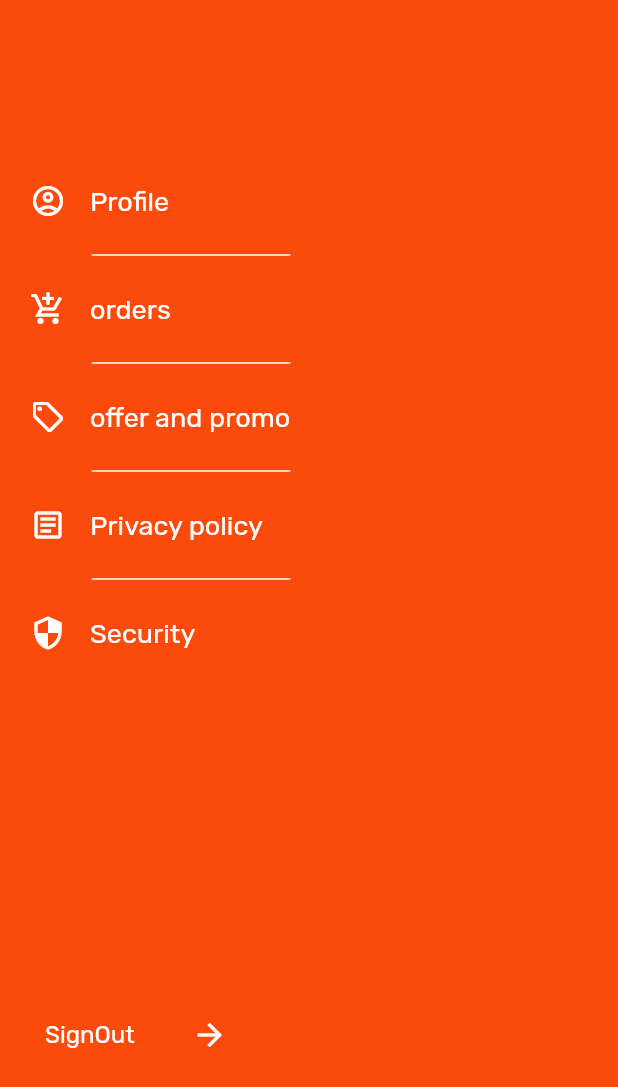
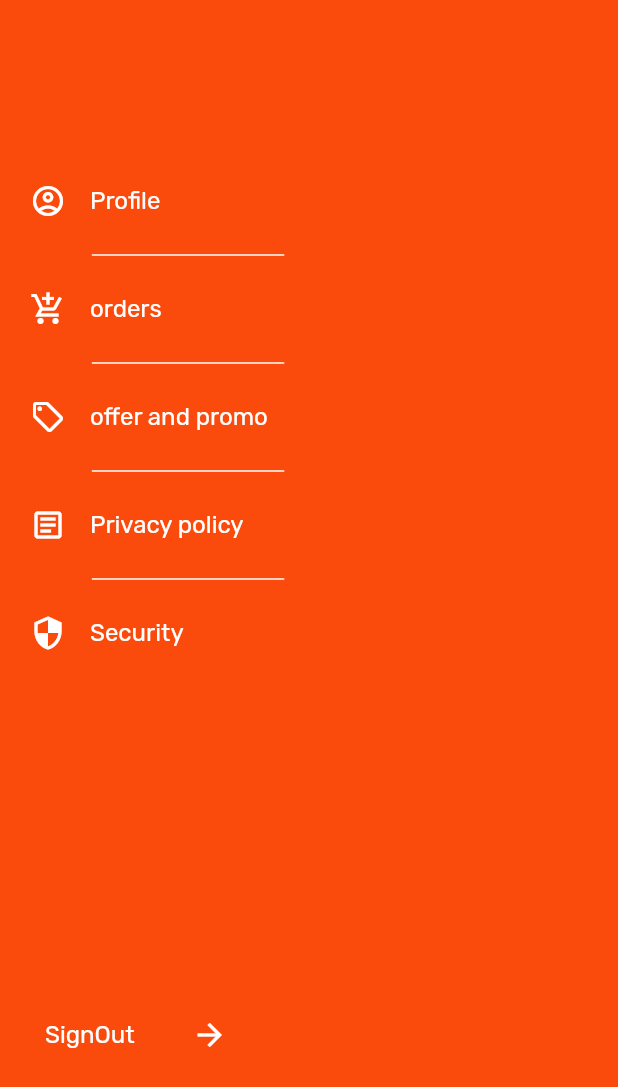
Before and after one commit to axiydev/demo_food_app, a Flutter app: the DrawerPage screen opened by its route, on a phone screen of 412 x 824 dp. Shown: the top 1087 px of the screen. Run offline on Flutter 3.47's test engine with Material 2 defaults, Android fonts, the phone set to English and light mode, and no system bars; our stand-ins replace google_fonts.

Commit message:
new_12565789

```diff
--- a/lib/pages/custom_widgets/custom_card_widget.dart
+++ b/lib/pages/custom_widgets/custom_card_widget.dart
@@ -55,7 +55,7 @@ class CustomCard extends StatelessWidget {
                   decoration: BoxDecoration(
                       shape: BoxShape.circle,
                       boxShadow: [
-                        BoxShadow(color: Colors.grey[300]!,offset: Offset(0,2),blurRadius: 15,),
+                        BoxShadow(color: Colors.grey[300]!,offset: Offset(0,6),blurRadius: 20,),
                       ],
                   ),
                   child: ClipRRect(
--- a/lib/pages/drawer_page/drawer_page.dart
+++ b/lib/pages/drawer_page/drawer_page.dart
@@ -44,7 +44,7 @@ class _DrawerPageState extends State<DrawerPage> {
                       leading: lt![index].widgetInfo,
                       title: Text(lt![index].strInfo.toString(),
                         style:GoogleFonts.rubik(
-                            fontSize: 18,
+                            fontSize: 16,
                             color: Colors.white
                         ),
                       ),
@@ -54,7 +54,7 @@ class _DrawerPageState extends State<DrawerPage> {
                         indent: size.width*0.1,
                         thickness: 1,
                         color: Colors.white,
-                        endIndent: size.width*0.53,
+                        endIndent: size.width*0.54,
                       );
                     },
                   ),
--- a/lib/pages/home_page/home_page.dart
+++ b/lib/pages/home_page/home_page.dart
@@ -105,6 +105,7 @@ class _HomePageState extends State<HomePage> with SingleTickerProviderStateMixin
                             elevation: 0.0,
                             bottomOpacity: 0.0,
                             backgroundColor:Color(0xFFF4F4F8),
+                            brightness: Brightness.light,
                             actions: [
                               IconButton(
                                   onPressed: (){
```
